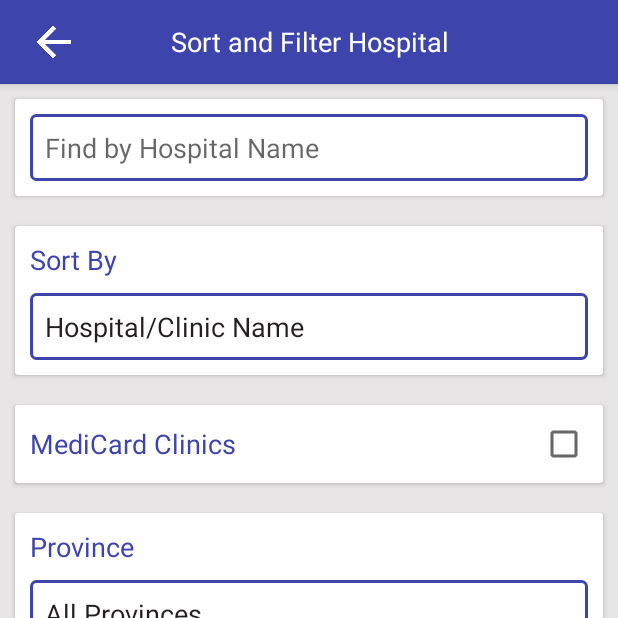
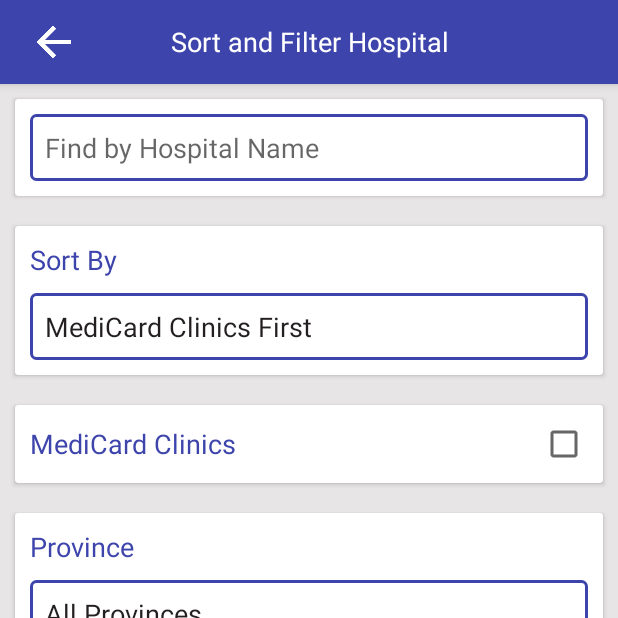
Before and after one commit to Cisco-king/MEMBERAPP-V2-ANDROID, an Android app: the HospitalListAcitivity screen opened directly, with no data from a screen before it, after a tap on "SORT AND FILTER", on a phone screen of 412 x 824 dp, the top half of it. Run offline under Robolectric (Android 15) with nearby library versions, the phone set to English and light mode, and no system bars; our stand-ins replace ButterKnife, CircleImageView, EventBus; libraries missing offline, so code that uses them is left out: retrofit2.adapter.rxjava, rx.android.schedulers, rx.schedulers; 4 statements that could not run were skipped.

Commit message:
fix loa page layout

```diff
--- a/app/build.gradle
+++ b/app/build.gradle
@@ -8,7 +8,7 @@
         minSdkVersion 18
         targetSdkVersion 25
         versionCode 1
-        versionName "1.5.4"
+        versionName "1.5.6"
         testInstrumentationRunner "android.support.test.runner.AndroidJUnitRunner"
     }
     buildTypes {
--- a/app/src/main/java/InterfaceService/HospitalListRetrieve.java
+++ b/app/src/main/java/InterfaceService/HospitalListRetrieve.java
@@ -38,17 +38,13 @@
             data_sort = "province";
         } else if (sortBy.equals(context.getString(R.string.city))) {
             data_sort = "city";
-        } else {
-            data_sort = "hospitalName";
+        } else if (sortBy.equals("")){
+            data_sort = "";
         }
 
         array.clear();
 
-
-        /**
-         todo : test data and only fetch data from medicard if isMedicardOnly is true
-
-         */
+        //ONLY MEDICARD
         if (isMedicardOnly.equals("true"))
             array.addAll(handler.getOnlyMedicardClinics(provinceName , data_sort , selectedCity , isMedicardOnly , s));
         else
--- a/app/src/main/java/InterfaceService/HospitalSortRetrieve.java
+++ b/app/src/main/java/InterfaceService/HospitalSortRetrieve.java
@@ -157,7 +157,7 @@
         SharedPref.setStringValue(SharedPref.USER, SharedPref.PROVINCE_CODE, "NONE", context);
         tv_city.setText(Constant.ALL_CITIES);
         tv_province.setText(Constant.ALL_PROVINCES);
-        tv_sort_by.setText(context.getString(R.string.hospital_clinic_name));
+        tv_sort_by.setText(context.getString(R.string.medicard_first));
 
         selectedProvince.clear();
         province.clear();
--- a/app/src/main/java/Sqlite/DatabaseHandler.java
+++ b/app/src/main/java/Sqlite/DatabaseHandler.java
@@ -7,7 +7,9 @@
 
 import android.database.sqlite.SQLiteDatabase;
 import android.database.sqlite.SQLiteOpenHelper;
+
 import com.medicard.member.NavigationActivity;
+
 import android.util.Log;
 
 import java.security.PublicKey;
@@ -375,10 +377,10 @@
     private String testStatusExpiration(String status, String approvalDate) {
         String data = "";
 
-        if (DateConverter.testExpiration(DateConverter.convertDate(approvalDate , new SimpleDateFormat("yyyy-MM-dd HH:mm")))) {
-            data =  status;
-        }else
-            data =  "EXPIRED" ;
+        if (DateConverter.testExpiration(DateConverter.convertDate(approvalDate, new SimpleDateFormat("yyyy-MM-dd HH:mm")))) {
+            data = status;
+        } else
+            data = "EXPIRED";
 
 
         return data;
@@ -1035,29 +1037,33 @@
     }
 
 
-
     public ArrayList<HospitalList> retrieveHospital(String isMedicardOnly, String provinceCode, String data_sort, ArrayList<CitiesAdapter> selectedCity, String data) {
 
         ArrayList<HospitalList> arrayList = new ArrayList<>();
         String s = data.toUpperCase().replace("'", "`");
-        String primaryHosp = "MEDICARD PHILIPPINES, INC. ";
+        //TEST IF QUERY IS ONLY FOR MEDICARD CLINICS
+
+        if (data_sort.equals("") || data_sort.equals("category")) {
+
+           // if (data_sort.equals(""))
+                data_sort = "hospitalName";
+
+            //SPECIAL LIST
+            if (s.equals("")) {
+                arrayList.addAll(getOnlyMedicardClinics(provinceCode, data_sort, selectedCity, isMedicardOnly, s));
+            }
+        } else {
+
+        }
 
 
-        //TEST IF QUERY IS ONLY FOR MEDICARD CLINICS
-
-
-        //SPECIAL LIST
-        if (s.equals("")) {
-            arrayList.addAll(getOnlyMedicardClinics(provinceCode  , data_sort , selectedCity , isMedicardOnly , s));
-        }
-
-        arrayList.addAll(getHospitalList(  provinceCode  , data_sort , selectedCity , isMedicardOnly , s));
+        arrayList.addAll(getHospitalList(provinceCode, data_sort, selectedCity, isMedicardOnly, s));
         return arrayList;
     }
 
     private Collection<? extends HospitalList> getHospitalList(String provinceCode, String data_sort, ArrayList<CitiesAdapter> selectedCity, String isMedicardOnly, String s) {
 
-        ArrayList <HospitalList> arrayList = new ArrayList<>();
+        ArrayList<HospitalList> arrayList = new ArrayList<>();
         SQLiteDatabase database;
         Cursor cursor = null;
         database = getReadableDatabase();
@@ -1071,9 +1077,9 @@
 
         sql += " AND ( " + excluded + " = 'false' ) ";
 
-        if (! provinceCode.equals(Constant.QUERY_ALL)) {
+        if (!provinceCode.equals(Constant.QUERY_ALL)) {
             sql += " AND ";
-            sql += province + "  LIKE '%" +  provinceCode + "%' ";
+            sql += province + "  LIKE '%" + provinceCode + "%' ";
         }
         if (selectedCity.size() != 0) {
             sql += " AND ";
@@ -1100,7 +1106,7 @@
 
             sql2 += " AND ( " + excluded + " = 'false' ) ";
 
-            if (! provinceCode.equals(Constant.QUERY_ALL)) {
+            if (!provinceCode.equals(Constant.QUERY_ALL)) {
                 sql2 += " AND ";
                 sql2 += province + "  LIKE '%" + provinceCode + "%' ";
             }
@@ -1149,7 +1155,7 @@
 //        arrayList.addAll(getHospList(cursor));
 //
 
-        return arrayList ;
+        return arrayList;
     }
 
     public Collection<? extends HospitalList> getOnlyMedicardClinics(String provinceCode, String data_sort, ArrayList<CitiesAdapter> selectedCity, String isMedicardOnly, String data) {
@@ -1165,12 +1171,12 @@
         String primary = "";
         primary += "SELECT * FROM " + hospTable;
         primary += " WHERE " + hospitalName + "  LIKE '%" + primaryHosp + "%' ";
-        primary += " AND ( " + hospitalName + " LIKE  '%"+ s +"%' ) ";
+        primary += " AND ( " + hospitalName + " LIKE  '%" + s + "%' ) ";
         primary += " AND ( " + excluded + " = 'false' ) ";
 
-        if (! provinceCode.equals(Constant.QUERY_ALL)) {
+        if (!provinceCode.equals(Constant.QUERY_ALL)) {
             primary += " AND ";
-            primary += province + "  LIKE '%" +  provinceCode + "%' ";
+            primary += province + "  LIKE '%" + provinceCode + "%' ";
         }
         if (selectedCity.size() != 0) {
             primary += " AND ";
@@ -1190,7 +1196,6 @@
 
         return arrayList;
     }
-
 
 
     public String getHospitalName(String searchCode) {
--- a/app/src/main/java/utilities/AlertDialogCustom.java
+++ b/app/src/main/java/utilities/AlertDialogCustom.java
@@ -45,7 +45,7 @@
     public String InvalidUsername = "Username invalid. It must not contain blank spaces.";
 
     public String successfullyAddedDep = "You have successfully added a dependent.";
-    public String INVALID_PASS_USER = "It seems like you've got the wrong username/password. Please try again.";
+    public String INVALID_PASS_USER = "You have entered an incorrect password. After 3 unsuccessful attempts your account will be locked.";
     public String NO_Internet = "Please check your internet connection.";
     public String NO_Internet_title = "Hold On";
     public String unknown = "Alert";
@@ -64,7 +64,7 @@
     public String errorUnableToRequestPass = "Something went wrong. Unable to request a new password. Please try again.";
     public String errorUsernameOrPass = "It seems like you've got the wrong username/password. Please try again.";
     public String errorRequestUsernameOrPass = "Something went wrong. Incorrect Email Address or MemberCode.";
-    public String errorAccountLocked = "Account is locked due to incorrect input of your username or password 3 times.";
+    public String errorAccountLocked = "Your account is locked. Please tap on the \"Forgot your Password\" link to reset your password.";
     public String errorNeedToChangePass = "You need to change your password.";
     public String errorNoUsername = "No User Account for entered username.";
     public String errorEmptyFields = "Please fill up the required fields.";
--- a/app/src/main/java/v2/HospitalListAcitivity.java
+++ b/app/src/main/java/v2/HospitalListAcitivity.java
@@ -90,7 +90,7 @@
 
         provinceCode = "";
         provinceName = Constant.QUERY_ALL;
-        sortBy = context.getString(R.string.hospital_clinic_name);
+        sortBy = context.getString(R.string.medicard_first);
 
         if (NetworkTest.isOnline(context)) {
             ExclusionRetrieve.getHospInPatient(context, databaseHandler, SharedPref.getStringValue(SharedPref.USER, SharedPref.MEMBERCODE, context), this);
@@ -187,7 +187,7 @@
 
         SharedPref.setStringValue(SharedPref.USER, SharedPref.HOSPITAL_CONTACT, array.get(position).getPhoneNo(), context);
         SharedPref.setStringValue(SharedPref.USER, SharedPref.HOSPITAL_CONTACT_PERSON, array.get(position).getContactPerson(), context);
-        SharedPref.setStringValue(SharedPref.USER, SharedPref.HOSPITAL_U, "WAITING...", context);
+        SharedPref.setStringValue(SharedPref.USER, SharedPref.HOSPITAL_U, "", context);
 
 
         SharedPref.setStringValue(SharedPref.USER, SharedPref.DOCTOR_NAME, Constant.NOT_SET, context);
--- a/app/src/main/java/v2/LoaPageActivity.java
+++ b/app/src/main/java/v2/LoaPageActivity.java
@@ -132,7 +132,7 @@
 
         tv_header.setText(loa.getRemarks());
         implement.setCancelButton(loa.getStatus(), btn_cancel_req);
-        tv_status.setText("REQUEST " + loa.getStatus());
+        tv_status.setText(implement.getStatus(loa.getStatus()));
         tv_approval_code.setText(loa.getApprovalNo());
         tv_member_code.setText(loa.getMemberCode());
         tv_member_name.setText(loa.getMemFname() + " " + loa.getMemLname());
@@ -231,7 +231,7 @@
 
     @Override
     public void onSuccess() {
-        tv_status.setText("CANCELLED");
+        tv_status.setText("REQUEST CANCELLED");
         btn_download.setVisibility(View.GONE);
         btn_cancel_req.setVisibility(View.GONE);
 
--- a/app/src/main/res/layout/alertshow.xml
+++ b/app/src/main/res/layout/alertshow.xml
@@ -28,10 +28,11 @@
         android:layout_below="@+id/linearLayout"
         android:background="@android:color/white"
         android:orientation="vertical"
-        android:paddingTop="40dp">
+        android:paddingTop="30dp">
 
 
         <TextView
+            android:visibility="gone"
             android:id="@+id/tv_title"
             android:layout_width="match_parent"
             android:layout_height="wrap_content"
@@ -42,6 +43,7 @@
             android:textSize="@dimen/text_main" />
 
         <TextView
+            android:paddingBottom="@dimen/sub_margin"
             android:layout_margin="@dimen/mini_margin"
             android:id="@+id/tv_message"
             android:layout_width="match_parent"
--- a/app/src/main/res/layout/alertshow2button.xml
+++ b/app/src/main/res/layout/alertshow2button.xml
@@ -28,10 +28,11 @@
         android:layout_below="@+id/linearLayout"
         android:background="@android:color/white"
         android:orientation="vertical"
-        android:paddingTop="40dp">
+        android:paddingTop="20dp">
 
 
         <TextView
+            android:visibility="gone"
             android:id="@+id/tv_title"
             android:layout_width="match_parent"
             android:layout_height="wrap_content"
@@ -42,6 +43,7 @@
             android:textSize="@dimen/text_main" />
 
         <TextView
+            android:paddingBottom="@dimen/sub_margin"
             android:layout_margin="@dimen/mini_margin"
             android:id="@+id/tv_message"
             android:layout_width="match_parent"
--- a/app/src/main/res/layout/content_loa_page.xml
+++ b/app/src/main/res/layout/content_loa_page.xml
@@ -63,7 +63,7 @@
                             <TextView
                                 android:layout_width="wrap_content"
                                 android:layout_height="wrap_content"
-                                android:text="@string/approval_code"
+                                android:text="Reference No.: "
                                 android:textColor="@color/colorPrimaryLight"
                                 android:textSize="@dimen/text_small" />
 
@@ -222,7 +222,7 @@
 
                                 android:layout_width="wrap_content"
                                 android:layout_height="wrap_content"
-                                android:text="@string/date_approved_"
+                                android:text="Date Requested: "
                                 android:textColor="@color/colorPrimaryLight"
                                 android:textSize="@dimen/text_small" />
 
--- a/app/src/main/res/layout/fragment_approve.xml
+++ b/app/src/main/res/layout/fragment_approve.xml
@@ -390,7 +390,7 @@
 
                                 android:layout_width="wrap_content"
                                 android:layout_height="wrap_content"
-                                android:text="@string/date_approved_"
+                                android:text="Date Requested: "
                                 android:textColor="@color/colorPrimaryLight"
                                 android:textSize="@dimen/text_small" />
 
```
Also changed, not shown: app/src/main/java/InterfaceService/LoaPageRetieve.java (+15 -1 lines).
